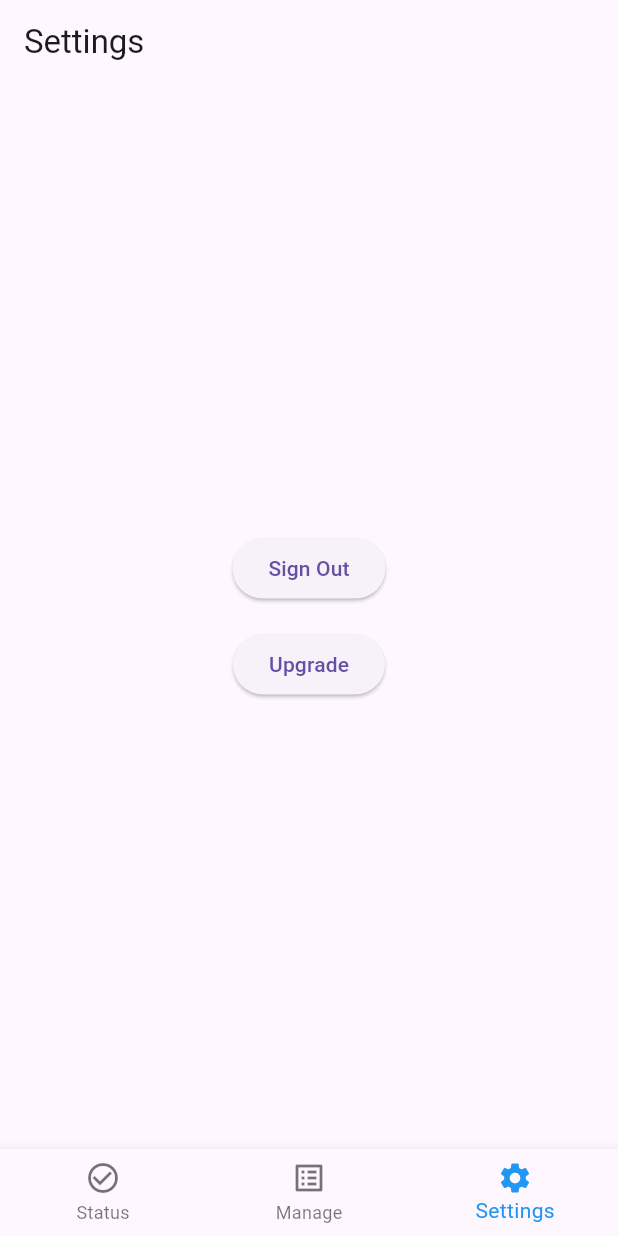
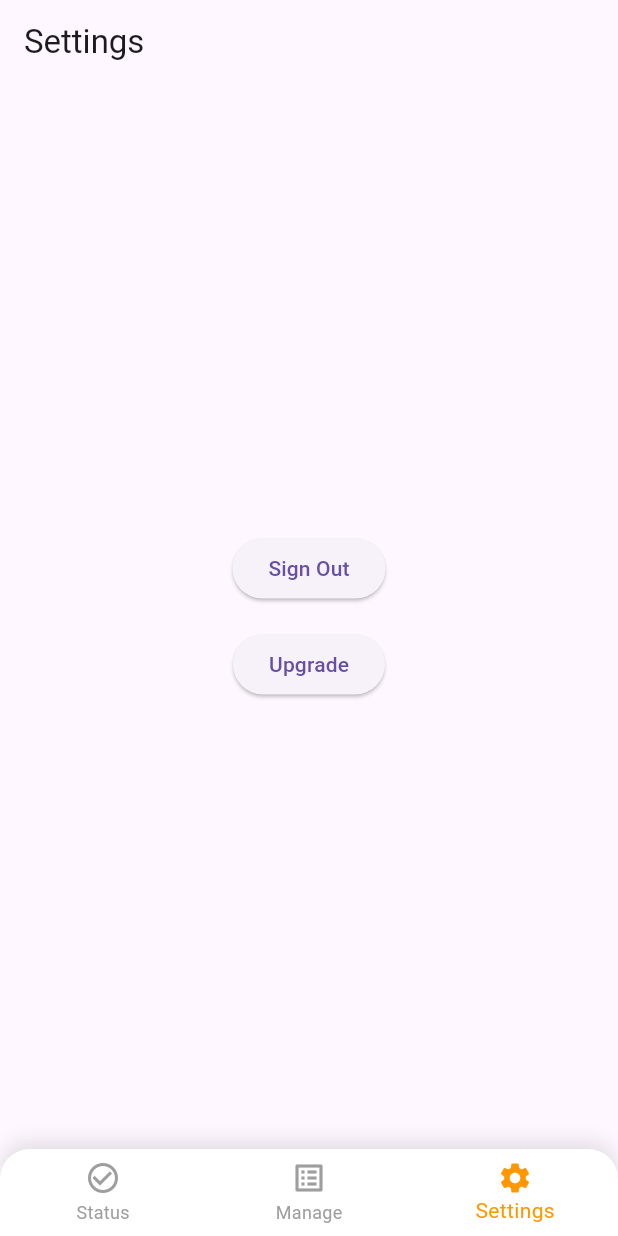
Before and after one commit to tianhaoz95/time_since, a Flutter app: the screen it shows once a user with an empty profile is signed in, item 3 of the bottom bar chosen, on a phone screen of 412 x 824 dp. Run offline on Flutter 3.47's test engine with Material 3 defaults, Android fonts, the phone set to English and light mode, and no system bars; our stand-ins replace cloud_firestore, firebase_auth, firebase_core; accounts and stored records are empty.

Commit message:
refactor(home_screen): add bottom nav bar styling and in-app purchase integration

```diff
--- a/lib/screens/home_screen.dart
+++ b/lib/screens/home_screen.dart
@@ -31,7 +31,28 @@
       body: Center(
         child: _widgetOptions.elementAt(_selectedIndex),
       ),
-      bottomNavigationBar: BottomNavigationBar(
+      bottomNavigationBar: Container(
+        decoration: BoxDecoration(
+          borderRadius: const BorderRadius.only(
+            topLeft: Radius.circular(20.0),
+            topRight: Radius.circular(20.0),
+          ),
+          boxShadow: [
+            BoxShadow(
+              color: Colors.black.withOpacity(0.1),
+              spreadRadius: 0,
+              blurRadius: 10,
+              offset: const Offset(0, -5), // changes position of shadow
+            ),
+          ],
+        ),
+        child: ClipRRect(
+          borderRadius: const BorderRadius.only(
+            topLeft: Radius.circular(20.0),
+            topRight: Radius.circular(20.0),
+          ),
+          child: BottomNavigationBar(
+            backgroundColor: Colors.white,
             items: const <BottomNavigationBarItem>[
               BottomNavigationBarItem(
                 icon: Icon(Icons.check_circle_outline),
@@ -47,8 +68,13 @@
               ),
             ],
             currentIndex: _selectedIndex,
-        selectedItemColor: Colors.blue,
+            selectedItemColor: Colors.orange,
+            unselectedItemColor: Colors.grey,
             onTap: _onItemTapped,
+            elevation: 0, // Elevation is handled by the Container's boxShadow
+            type: BottomNavigationBarType.fixed,
+          ),
+        ),
       ),
     );
   }
```
Also changed, not shown: 1 other file. Lines whose indentation alone changed are shown as unchanged.
